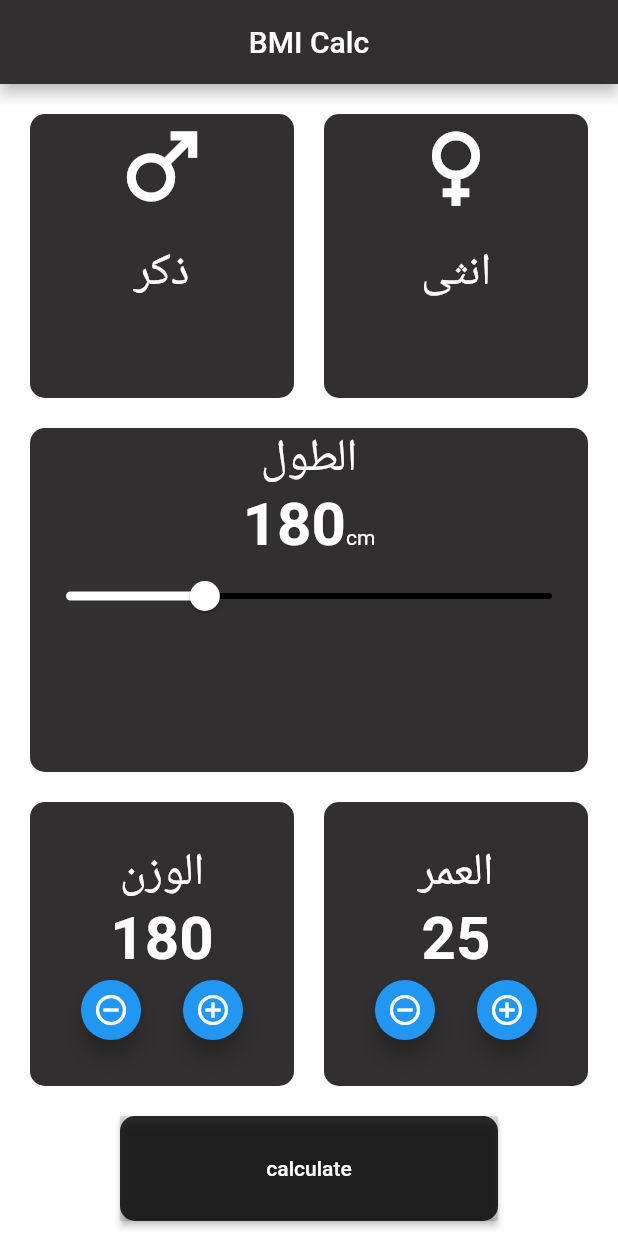
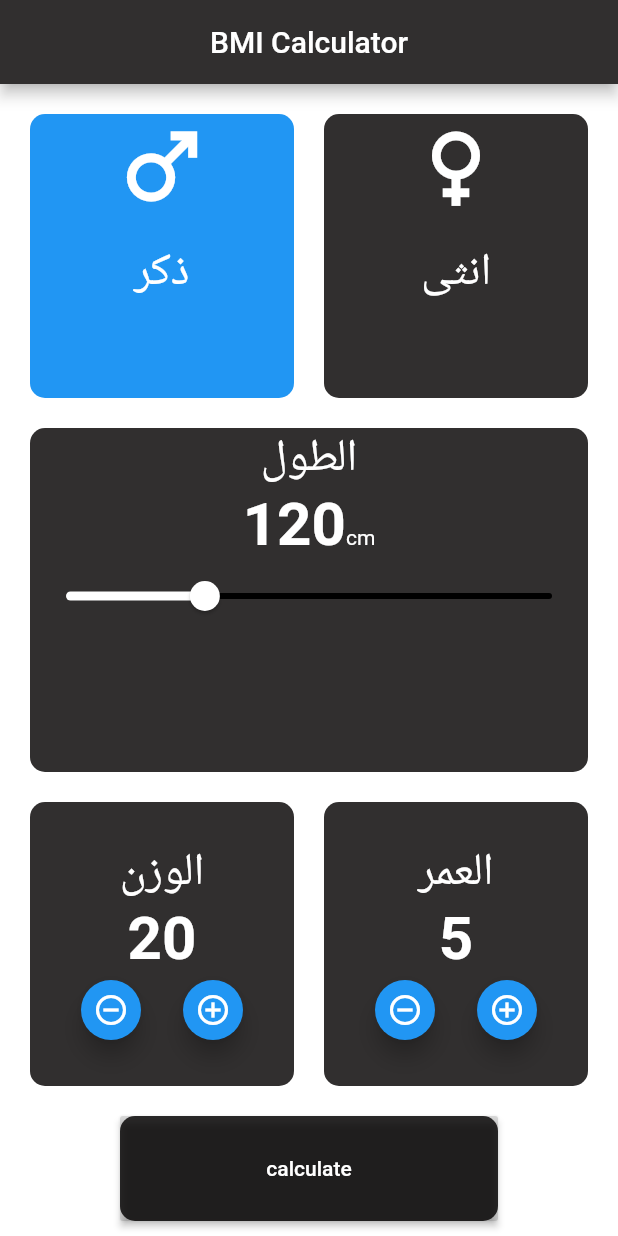
Before and after one commit to bnElmookhtar/BMI-demo, a Flutter app: the screen it shows after launch, on a phone screen of 412 x 824 dp. Run offline on Flutter 3.47's test engine with Material 2 defaults, Android fonts, the phone set to English and light mode, and no system bars.

Commit message:
adding actions for home screen
adding actions for slider , male , female container  and for floating action buttons

```diff
--- a/lib/home_screen.dart
+++ b/lib/home_screen.dart
@@ -1,20 +1,28 @@
+import 'package:flutter/cupertino.dart';
 import 'package:flutter/material.dart';
+
 class HomeScreen extends StatefulWidget {
   const HomeScreen({Key? key}) : super(key: key);
   @override
   State<HomeScreen> createState() => _HomeScreenState();
 }
+
 class _HomeScreenState extends State<HomeScreen> {
+  bool isMale = true;
+  double heightSlider = 120.0;
+  int weight = 20 ;
+  int age = 5;
   @override
   void initState() {
     // TODO: implement initState
     super.initState();
   }
+
   @override
   Widget build(BuildContext context) {
     return Scaffold(
       appBar: AppBar(
-       title: const Text('BMI Calc'),
+        title: Text('BMI Calculator'),
         centerTitle: true,
         backgroundColor: Color(0xff312f2f),
       ),
@@ -22,19 +30,75 @@ class _HomeScreenState extends State<HomeScreen> {
         children: [
           Expanded(
             child: Padding(
-                  padding: const EdgeInsets.all(20.0),
+              padding: EdgeInsets.all(20.0),
               child: Row(
                 children: [
-                      buildSexContainer(icon: const Icon(Icons.male,size: 70.0,color: Colors.white,), txt: 'ذكر'),
-                      const SizedBox(width: 20.0,),
-                      buildSexContainer(icon: const Icon(Icons.female,size: 70.0,color: Colors.white,), txt: 'انثى'),
+                  Expanded(
+                    child: GestureDetector(
+                      onTap: () {
+                        setState(() {
+                          isMale = true;
+                        });
+                      },
+                      child: Container(
+                        decoration: BoxDecoration(
+                          borderRadius: BorderRadius.circular(10.0),
+                          color: isMale ?Colors.blue: Color(0xff312f2f) ,
+                        ),
+                        child: Column(
+                          children: [
+                            Icon(Icons.male, size: 70.0, color: Colors.white,),
+                            SizedBox(height: 15,),
+                            Text('ذكر', style: TextStyle(fontSize: 30.0, color: Colors.white,),),
+                          ],
+                        ),
+                      ),
+                    ),
+                  ),
+                  SizedBox(
+                    width: 20.0,
+                  ),
+                  Expanded(
+                    child: GestureDetector(
+                      onTap: () {
+                        setState(() {
+                          isMale = false;
+                        });
+                      },
+                      child: Container(
+                        decoration: BoxDecoration(
+                          borderRadius: BorderRadius.circular(10.0),
+                          color: !isMale ?  Colors.blue: Color(0xff312f2f),
+                        ),
+                        child: Column(
+                          children: [
+                            Icon(
+                              Icons.female,
+                              size: 70.0,
+                              color: Colors.white,
+                            ),
+                            SizedBox(
+                              height: 15,
+                            ),
+                            Text(
+                              'انثى',
+                              style: TextStyle(
+                                fontSize: 30.0,
+                                color: Colors.white,
+                              ),
+                            ),
+                          ],
+                        ),
+                      ),
+                    ),
+                  ),
                 ],
               ),
             ),
           ),
           Expanded(
             child: Padding(
-                padding: const EdgeInsets.symmetric(horizontal: 20.0),
+              padding: EdgeInsets.symmetric(horizontal: 20.0),
               child: Container(
                 decoration: creatBoxDecoration(),
                 width: double.infinity,
@@ -42,27 +106,41 @@ class _HomeScreenState extends State<HomeScreen> {
                   mainAxisAlignment: MainAxisAlignment.start,
                   crossAxisAlignment: CrossAxisAlignment.center,
                   children: [
-                      creatText(txt: 'الطول', txtStyle: const TextStyle(fontSize: 30.0,color: Colors.white)),
+                    creatText(
+                        txt: 'الطول',
+                        txtStyle:
+                            TextStyle(fontSize: 30.0, color: Colors.white)),
                     Row(
                       crossAxisAlignment: CrossAxisAlignment.baseline,
                       textBaseline: TextBaseline.alphabetic,
                       mainAxisAlignment: MainAxisAlignment.center,
                       children: [
-                          creatText(txt: '180',txtStyle:  const TextStyle(fontSize: 40.0,color: Colors.white, fontWeight: FontWeight.bold,),),
-                          creatText(txt: 'cm', txtStyle : const  TextStyle(color: Colors.white),),
+                        creatText(
+                          txt: '${heightSlider.round()}',
+                          txtStyle: TextStyle(
+                            fontSize: 40.0,
+                            color: Colors.white,
+                            fontWeight: FontWeight.bold,
+                          ),
+                        ),
+                        creatText(
+                          txt: 'cm',
+                          txtStyle: TextStyle(color: Colors.white),
+                        ),
                       ],
                     ),
                     Slider(
-                          value: 120,
-                          max: 220,
-                          min: 80,
-                          onChanged: (value){setState(() {
-                            value = value;
+                      value: heightSlider,
+                      max: 220.0,
+                      min: 80.0,
+                      onChanged: (value) {
+                        setState(() {
+                         heightSlider = value;
                           //print(value.round());
-                          });},
+                        });
+                      },
                       activeColor: Colors.white,
                       inactiveColor: Colors.black,
-
                     ),
                   ],
                 ),
@@ -71,7 +149,7 @@ class _HomeScreenState extends State<HomeScreen> {
           ),
           Expanded(
             child: Padding(
-                padding: const EdgeInsets.all(20.0),
+              padding: EdgeInsets.all(20.0),
               child: Expanded(
                 child: Row(
                   mainAxisAlignment: MainAxisAlignment.center,
@@ -82,40 +160,107 @@ class _HomeScreenState extends State<HomeScreen> {
                         child: Column(
                           mainAxisAlignment: MainAxisAlignment.center,
                           children: [
-                              creatText(txt: 'الوزن', txtStyle:const  TextStyle(fontSize: 30.0,color: Colors.white,),),
-                              creatText(txt: '180', txtStyle: const TextStyle(fontSize: 40.0,color: Colors.white,fontWeight: FontWeight.bold),),
+                            creatText(
+                              txt: 'الوزن',
+                              txtStyle: TextStyle(
+                                fontSize: 30.0,
+                                color: Colors.white,
+                              ),
+                            ),
+                            creatText(
+                              txt: '$weight',
+                              txtStyle: TextStyle(
+                                  fontSize: 40.0,
+                                  color: Colors.white,
+                                  fontWeight: FontWeight.bold),
+                            ),
                             Row(
                               mainAxisAlignment: MainAxisAlignment.center,
                               children: [
-                                    creatFloatingButton(onPressed: (){}, icon:const Icon (Icons.remove_circle_outline,),),
-                                    const SizedBox(width: 20.0,),
-                                    creatFloatingButton(onPressed: (){}, icon:const Icon (Icons.add_circle_outline,),),
+                                FloatingActionButton(
+                                  onPressed: () {
+                                    setState(() {
+                                      if(weight>10)
+                                        weight--;
+                                    });
+                                  },
+                                  mini: true,
+                                  child: Icon(
+                                    Icons.remove_circle_outline,
+                                  ),
+                                ),
+                                SizedBox(
+                                  width: 20.0,
+                                ),
+                                FloatingActionButton(
+                                  onPressed: () {
+
+                                    setState(() {
+                                      if(weight<200)
+                                        weight++;
+                                    });
+                                  },
+                                  mini: true,
+                                  child: Icon(
+                                    Icons.add_circle_outline,
+                                  ),
+                                ),
                               ],
                             ),
-
                           ],
                         ),
-
-
                       ),
                     ),
-                      const SizedBox(width: 20.0,),
+                    SizedBox(
+                      width: 20.0,
+                    ),
                     Expanded(
                       child: Container(
                         decoration: creatBoxDecoration(),
-                          child:  Column(
+                        child: Column(
                           mainAxisAlignment: MainAxisAlignment.center,
                           children: [
-                                creatText(txt: 'العمر', txtStyle:const  TextStyle(fontSize: 30.0,color: Colors.white),),
-                                creatText(txt: '25', txtStyle: const TextStyle(fontSize: 40.0,color: Colors.white,fontWeight: FontWeight.bold),),
+                            creatText(
+                              txt: 'العمر',
+                              txtStyle: TextStyle(
+                                  fontSize: 30.0, color: Colors.white),
+                            ),
+                            creatText(
+                              txt: '$age',
+                              txtStyle: TextStyle(
+                                  fontSize: 40.0,
+                                  color: Colors.white,
+                                  fontWeight: FontWeight.bold),
+                            ),
                             Row(
                               mainAxisAlignment: MainAxisAlignment.center,
                               children: [
-                                      creatFloatingButton(onPressed: (){}, icon:const Icon(
+                                FloatingActionButton(
+                                  onPressed: () {
+
+                                    setState(() {
+                                      if(age>5)
+                                        age--;
+                                    });
+                                  },
+                                  mini: true,
+                                  child: Icon(
                                     Icons.remove_circle_outline,
-                                ), ),
-                                      const SizedBox(width: 20.0,),
-                                      creatFloatingButton(onPressed: (){}, icon: const Icon(
+                                  ),
+                                ),
+                                SizedBox(
+                                  width: 20.0,
+                                ),
+                                FloatingActionButton(
+                                  onPressed: () {
+
+                                    setState(() {
+                                      if(age<100)
+                                        age++;
+                                    });
+                                  },
+                                  mini: true,
+                                  child: Icon(
                                     Icons.add_circle_outline,
                                   ),
                                 ),
@@ -131,53 +276,30 @@ class _HomeScreenState extends State<HomeScreen> {
             ),
           ),
           Padding(
-              padding: EdgeInsetsDirectional.only(start: 80.0,end:80.0,bottom: 10.0),
+            padding: EdgeInsetsDirectional.only(
+                start: 80.0, end: 80.0, bottom: 10.0),
             child: Container(
               decoration: creatBoxDecoration(),
-                  child: MaterialButton(onPressed: () {  },
+              child: MaterialButton(
+                onPressed: () {},
                 color: Colors.black12,
                 minWidth: double.infinity,
                 height: 70.0,
                 textColor: Colors.white,
-                    child: const Text('calculate'),
+                child: Text('calculate'),
               ),
             ),
           ),
         ],
       ),
-
     );
   }
-  Widget buildSexContainer({required Icon icon,required String txt})=>  Expanded(
-        child: Container(
-          decoration:creatBoxDecoration(),
-          child: Column(
-            children: [
-              icon,
-              const SizedBox(height: 15,),
-              Text(
-                txt,
-                style: const TextStyle(
-                    fontSize: 30.0,
-                color: Colors.white,
-                ),
-              ),
-            ],
-          ),
-      ),
-
-  );
-  BoxDecoration creatBoxDecoration()=>BoxDecoration(
+  BoxDecoration creatBoxDecoration() => BoxDecoration(
         borderRadius: BorderRadius.circular(10.0),
         color: Color(0xff312f2f),
       );
-  Text creatText({required String txt, required TextStyle txtStyle})=>Text(
+  Text creatText({required String txt, required TextStyle txtStyle}) => Text(
         txt,
         style: txtStyle,
       );
-  FloatingActionButton  creatFloatingButton({required onPressed,required Icon icon})=>FloatingActionButton(
-    onPressed: onPressed(),
-    mini: true,
-    child: icon,
-  );
 }
```
Lines whose indentation alone changed are shown as unchanged.
